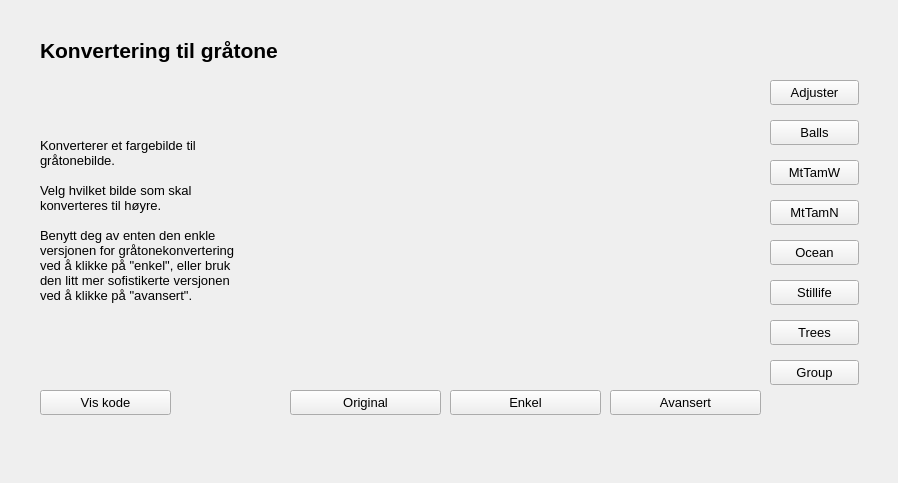
This is src/convertgrayscale.ui in jegerud/Sciprog2020project as Qt 5 draws it before an edit. The edited form follows.
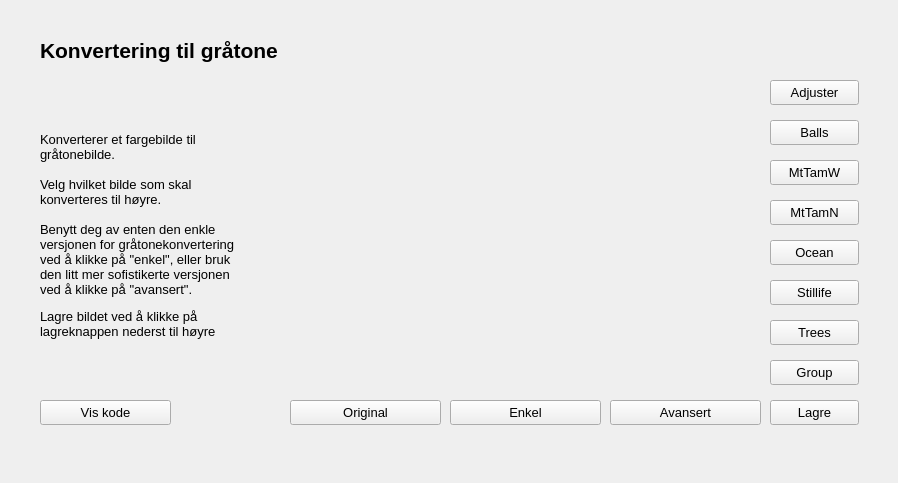
This is the edited form. Custom widgets are drawn as their Qt base class.

Commit message: Mulighet for å lagre bilde

```diff
--- a/src/convertgrayscale.ui
+++ b/src/convertgrayscale.ui
@@ -17,7 +17,7 @@
    <property name="geometry">
     <rect>
      <x>450</x>
-     <y>390</y>
+     <y>400</y>
      <width>151</width>
      <height>25</height>
     </rect>
@@ -89,7 +89,7 @@
    <property name="geometry">
     <rect>
      <x>610</x>
-     <y>390</y>
+     <y>400</y>
      <width>151</width>
      <height>25</height>
     </rect>
@@ -107,7 +107,7 @@
    <property name="geometry">
     <rect>
      <x>290</x>
-     <y>390</y>
+     <y>400</y>
      <width>151</width>
      <height>25</height>
     </rect>
@@ -167,7 +167,7 @@
      <x>40</x>
      <y>110</y>
      <width>241</width>
-     <height>221</height>
+     <height>251</height>
     </rect>
    </property>
    <property name="font">
@@ -176,7 +176,7 @@
     </font>
    </property>
    <property name="text">
-    <string>&lt;html&gt;&lt;head/&gt;&lt;body&gt;&lt;p&gt;Konverterer et fargebilde til&lt;br/&gt;gråtonebilde.&lt;br/&gt;&lt;br/&gt;Velg hvilket bilde som skal&lt;br/&gt;konverteres til høyre.&lt;br/&gt;&lt;br/&gt;Benytt deg av enten den enkle&lt;br/&gt;versjonen for gråtonekonvertering&lt;br/&gt;ved å klikke på &amp;quot;enkel&amp;quot;, eller bruk &lt;br/&gt;den litt mer sofistikerte versjonen&lt;br/&gt;ved å klikke på &amp;quot;avansert&amp;quot;.&lt;/p&gt;&lt;/body&gt;&lt;/html&gt;</string>
+    <string>&lt;html&gt;&lt;head/&gt;&lt;body&gt;&lt;p&gt;Konverterer et fargebilde til&lt;br/&gt;gråtonebilde.&lt;br/&gt;&lt;br/&gt;Velg hvilket bilde som skal&lt;br/&gt;konverteres til høyre.&lt;br/&gt;&lt;br/&gt;Benytt deg av enten den enkle&lt;br/&gt;versjonen for gråtonekonvertering&lt;br/&gt;ved å klikke på &amp;quot;enkel&amp;quot;, eller bruk &lt;br/&gt;den litt mer sofistikerte versjonen&lt;br/&gt;ved å klikke på &amp;quot;avansert&amp;quot;.&lt;/p&gt;&lt;p&gt;Lagre bildet ved å klikke på &lt;br/&gt;lagreknappen nederst til høyre&lt;/p&gt;&lt;/body&gt;&lt;/html&gt;</string>
    </property>
   </widget>
   <widget class="QPushButton" name="balls">
@@ -219,7 +219,7 @@
    <property name="geometry">
     <rect>
      <x>40</x>
-     <y>390</y>
+     <y>400</y>
      <width>131</width>
      <height>25</height>
     </rect>
@@ -275,10 +275,28 @@
      <x>290</x>
      <y>79</y>
      <width>471</width>
-     <height>301</height>
+     <height>311</height>
     </rect>
    </property>
   </widget>
+  <widget class="QPushButton" name="save">
+   <property name="geometry">
+    <rect>
+     <x>770</x>
+     <y>400</y>
+     <width>89</width>
+     <height>25</height>
+    </rect>
+   </property>
+   <property name="font">
+    <font>
+     <pointsize>10</pointsize>
+    </font>
+   </property>
+   <property name="text">
+    <string>Lagre</string>
+   </property>
+  </widget>
  </widget>
  <customwidgets>
   <customwidget>
```
The commit also changes 14 other files.
